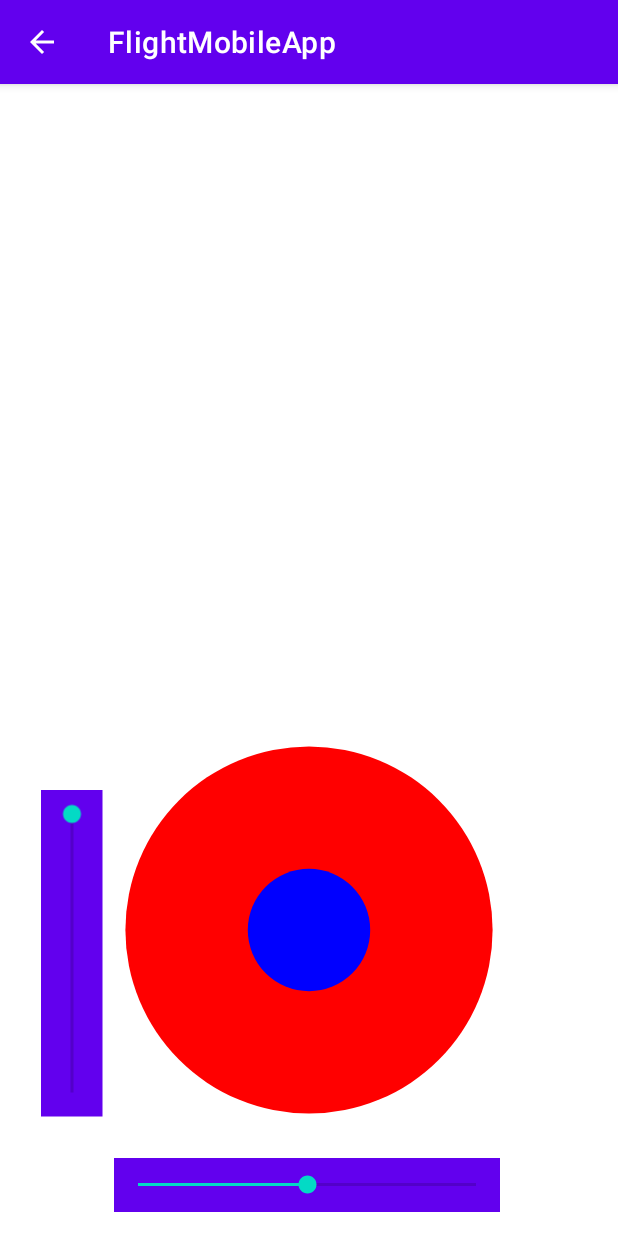
After one commit to YuvalMachlev/FlightMobileApp, an Android app: the SimulatorActivity screen opened directly, with no data from a screen before it, on a phone screen of 412 x 824 dp. The commit adds this screen. Run offline under Robolectric (Android 15) with nearby library versions, the phone set to English and light mode, and no system bars.

Commit message:
new SimulatorActivity Joystick 2 sliders

```diff
--- a/app/src/main/AndroidManifest.xml
+++ b/app/src/main/AndroidManifest.xml
@@ -16,6 +16,12 @@
                 <category android:name="android.intent.category.LAUNCHER" />
             </intent-filter>
         </activity>
+        <activity android:name=".SimulatorActivity"
+            android:parentActivityName=".MainActivity">
+            <meta-data
+                android:name="android.support.PARENT_ACTIVITY"
+                android:value=".MainActivity" />
+        </activity>
     </application>
 
 </manifest>
--- /dev/null
+++ b/app/src/main/java/com/combo/flightmobileapp/JoystickView.kt
@@ -0,0 +1,81 @@
+package com.combo.flightmobileapp
+
+import android.content.Context
+import android.graphics.Canvas
+import android.graphics.Color
+import android.graphics.Paint
+import android.graphics.PointF
+import android.util.AttributeSet
+import android.view.MotionEvent
+import android.view.View
+import java.util.jar.Attributes
+import kotlin.math.abs
+import kotlin.math.min
+
+class JoystickView @JvmOverloads constructor(context: Context, attrs: AttributeSet?=null,
+    defStyleAttr: Int = 0) : View(context, attrs, defStyleAttr) {
+    // paramater for drawing
+    private val paint1 = Paint().apply {
+        style = Paint.Style.FILL_AND_STROKE
+        color = Color.RED
+        isAntiAlias = true
+    }
+    private val paint2 = Paint().apply {
+        style = Paint.Style.FILL_AND_STROKE
+        color = Color.BLUE
+        isAntiAlias = true
+    }
+    private var smallRadius: Float = 0f
+    private var smallCenter: PointF = PointF()
+    private var bigRadius: Float = 0f
+    private var bigCenter: PointF = PointF()
+    public var aileron: Float = 0f
+    public var elevator: Float = 0f
+    override fun onSizeChanged(w: Int, h: Int, oldw: Int, oldh: Int) {
+        smallRadius = 0.1f* min(w, h)
+        smallCenter = PointF(width/2.0f,height/2.0f)
+        bigRadius = 0.3f* min(w, h)
+        bigCenter = PointF(width/2.0f,height/2.0f)
+    }
+
+    override fun onDraw(canvas: Canvas) {
+//        super.onDraw(canvas)
+        canvas.drawCircle(bigCenter.x, bigCenter.y, bigRadius, paint1)
+        canvas.drawCircle(smallCenter.x, smallCenter.y, smallRadius, paint2)
+    }
+
+//    override fun onTouchEvent(event: MotionEvent?): Boolean {
+//        when (event?.action) {
+////            MotionEvent.ACTION_DOWN->touchDown(event.x, event.y)
+//            MotionEvent.ACTION_MOVE->touchMove(event.x, event.y)
+//            MotionEvent.ACTION_UP->touchUp(event.x, event.y)
+//
+//        }
+//        return true
+//    }
+    private fun touchMove(x: Float, y: Float) {
+        // bool?
+        val distanceX = abs(x-bigCenter.x)
+        val distanceY = abs(y-bigCenter.y)
+        if((bigRadius>=distanceX)&&(bigRadius>=distanceY)) {
+            smallCenter.x = x;
+            smallCenter.y = y;
+
+            aileron = (x-bigCenter.x)/(bigRadius)
+            elevator = (y-bigCenter.y)/(bigRadius)
+        }
+        invalidate()
+    }
+    private fun touchUp(x: Float, y: Float) {
+//        println("touchUp")
+        smallCenter.x = bigCenter.x;
+        smallCenter.y = bigCenter.y;
+        invalidate()
+    }
+//    private fun touchDown(x: Float, y: Float) {
+//        println("touchDown")
+//    }
+
+
+
+}
--- /dev/null
+++ b/app/src/main/java/com/combo/flightmobileapp/SimulatorActivity.kt
@@ -0,0 +1,66 @@
+package com.combo.flightmobileapp
+
+import android.os.Bundle
+import android.widget.SeekBar
+import android.widget.SeekBar.OnSeekBarChangeListener
+import androidx.appcompat.app.AppCompatActivity
+import kotlinx.android.synthetic.main.activity_simulator.*
+
+
+class SimulatorActivity : AppCompatActivity() {
+    override fun onCreate(savedInstanceState: Bundle?) {
+        super.onCreate(savedInstanceState)
+        setContentView(R.layout.activity_simulator)
+//        println("eilron")
+//        println(joyStick.aileron)
+//        println("elevator")
+//        println(joyStick.elevator)
+        val throttle = findViewById<SeekBar>(R.id.throttle)
+
+        val rudder = findViewById<SeekBar>(R.id.rudder)
+        rudder.setProgress(rudder.max / 2)
+
+        rudder.setOnSeekBarChangeListener(object : SeekBar.OnSeekBarChangeListener {
+            override fun onProgressChanged(seekBar: SeekBar, i: Int, b: Boolean) {
+                val barValue = (i/100f)
+                // update server
+
+
+                println(barValue)
+            }
+            override fun onStartTrackingTouch(seekBar: SeekBar) {
+                // Do something
+            }
+            override fun onStopTrackingTouch(seekBar: SeekBar) {
+                // Do something
+            }
+        })
+
+        throttle.setOnSeekBarChangeListener(object : SeekBar.OnSeekBarChangeListener {
+            override fun onProgressChanged(seekBar: SeekBar, i: Int, b: Boolean) {
+                val barValue = (i/100f)
+                // update server
+
+
+                println(barValue)
+            }
+            override fun onStartTrackingTouch(seekBar: SeekBar) {
+                // Do something
+            }
+            override fun onStopTrackingTouch(seekBar: SeekBar) {
+                // Do something
+            }
+        })
+
+
+
+
+
+
+    }
+
+
+
+
+
+}
--- a/app/src/main/java/com/combo/flightmobileapp/UrlRepository.kt
+++ b/app/src/main/java/com/combo/flightmobileapp/UrlRepository.kt
@@ -29,7 +29,7 @@ class UrlRepository(private val urlDao: UrlDao) {
             if(!allUrls.value!!.isEmpty()) {
                 val highestNum = allUrls.value!!.first().number
                 url.number = highestNum + 1
-                println(highestNum)
+                println(highestNum+1)
             }
         }
 //        val highestNum = allUrls.value?.first()?.number
--- a/app/src/main/res/layout/activity_main.xml
+++ b/app/src/main/res/layout/activity_main.xml
@@ -29,7 +29,8 @@
         android:contentDescription="@string/add_url"
         android:src="@drawable/ic_baseline_tap_and_play_24"
         app:layout_constraintBottom_toBottomOf="parent"
-        app:layout_constraintEnd_toEndOf="parent" />
+        app:layout_constraintEnd_toEndOf="parent"
+        />
 
     <EditText
         android:id="@+id/typeURLbox"
--- /dev/null
+++ b/app/src/main/res/layout/activity_simulator.xml
@@ -0,0 +1,50 @@
+<?xml version="1.0" encoding="utf-8"?>
+<androidx.constraintlayout.widget.ConstraintLayout xmlns:android="http://schemas.android.com/apk/res/android"
+    xmlns:app="http://schemas.android.com/apk/res-auto"
+    xmlns:tools="http://schemas.android.com/tools"
+    android:layout_width="match_parent"
+    android:layout_height="match_parent"
+    tools:context=".SimulatorActivity">
+
+    <androidx.constraintlayout.widget.Guideline
+        android:id="@+id/guideline"
+        android:layout_width="wrap_content"
+        android:layout_height="wrap_content"
+        android:orientation="horizontal"
+        app:layout_constraintGuide_begin="355dp" />
+
+    <com.combo.flightmobileapp.JoystickView
+        android:id="@+id/joyStick"
+        android:layout_width="match_parent"
+        android:layout_height="match_parent"
+        android:layout_marginTop="360dp"
+        app:layout_constraintBottom_toBottomOf="parent"
+        app:layout_constraintEnd_toEndOf="parent"
+        app:layout_constraintHorizontal_bias="0.0"
+        app:layout_constraintStart_toStartOf="parent"
+        app:layout_constraintTop_toTopOf="@id/guideline"
+        app:layout_constraintVertical_bias="1.0" />
+
+    <SeekBar
+        android:id="@+id/rudder"
+        android:layout_width="257dp"
+        android:layout_height="36dp"
+        android:layout_marginStart="76dp"
+        android:layout_marginBottom="16dp"
+        android:background="@color/colorPrimary"
+        app:layout_constraintBottom_toBottomOf="parent"
+        app:layout_constraintStart_toStartOf="parent" />
+
+    <SeekBar
+        android:id="@+id/throttle"
+        android:layout_width="218dp"
+        android:layout_height="41dp"
+        android:layout_marginEnd="256dp"
+        android:layout_marginBottom="168dp"
+        android:background="@color/colorPrimary"
+        android:rotation="90"
+        app:layout_constraintBottom_toBottomOf="parent"
+        app:layout_constraintEnd_toEndOf="@+id/joyStick" />
+
+
+</androidx.constraintlayout.widget.ConstraintLayout>
--- a/app/src/main/res/layout/recyclerview_item.xml
+++ b/app/src/main/res/layout/recyclerview_item.xml
@@ -9,5 +9,8 @@
         style="@style/word_title"
         android:layout_width="match_parent"
         android:layout_height="wrap_content"
-        android:background="@android:color/holo_orange_light" />
+        android:background="@android:color/holo_orange_light"
+        android:clickable="true"
+        android:focusable="true"
+        android:onClick="urlWasClicked"/>
 </LinearLayout>
```
Also changed, not shown: app/src/main/java/com/combo/flightmobileapp/MainActivity.kt (+38 -11 lines).
